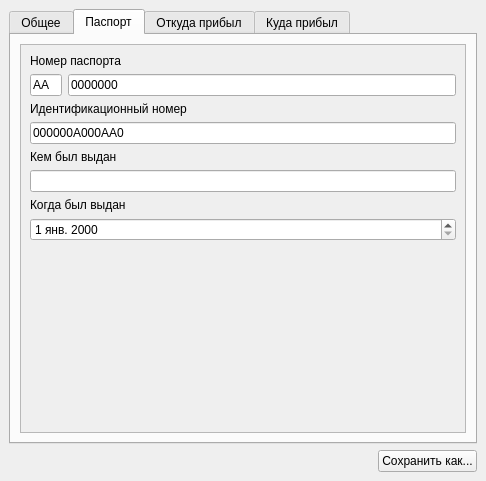
Qt form ui/studentfastreg.ui (alex-rusakevich/studentfastreg) before a commit.
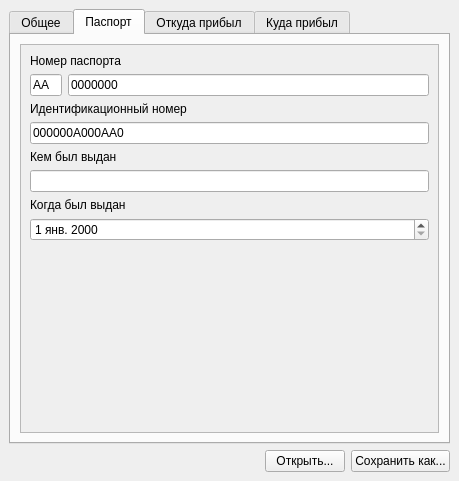
The same form after that commit. The open tabs and pages were chosen to show the change. Icons and pictures are not drawn.

Commit message: #patch added Open file button to the design

The edit to the form file:
```diff
--- a/ui/studentfastreg.ui
+++ b/ui/studentfastreg.ui
@@ -6,7 +6,7 @@
    <rect>
     <x>0</x>
     <y>0</y>
-    <width>486</width>
+    <width>459</width>
     <height>481</height>
    </rect>
   </property>
@@ -180,8 +180,8 @@
             <rect>
              <x>0</x>
              <y>0</y>
-             <width>442</width>
-             <height>382</height>
+             <width>176</width>
+             <height>216</height>
             </rect>
            </property>
            <layout class="QVBoxLayout" name="verticalLayout_6">
@@ -527,7 +527,18 @@
        </spacer>
       </item>
       <item>
-       <widget class="QPushButton" name="pushButton">
+       <widget class="QPushButton" name="openFilePushButton">
+        <property name="text">
+         <string>Открыть...</string>
+        </property>
+        <property name="icon">
+         <iconset>
+          <normaloff>icons/folder-horizontal-open.png</normaloff>icons/folder-horizontal-open.png</iconset>
+        </property>
+       </widget>
+      </item>
+      <item>
+       <widget class="QPushButton" name="saveAsPushButton">
         <property name="text">
          <string>Сохранить как...</string>
         </property>
```
Left out of the diff: 8 changed lines with no effect on the pictures. The commit also changes 1 other file.
